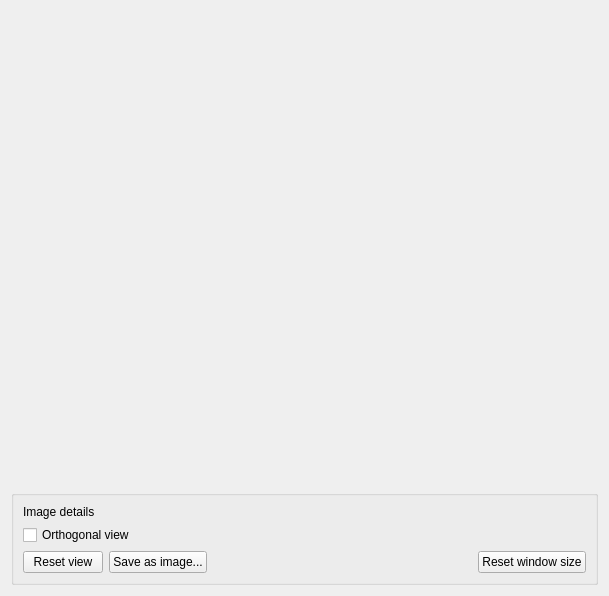
Above: src/scatterdialog.ui from kampidh/Color-Gamut-Plotter-QtVer before the change. Below: the same form after it.
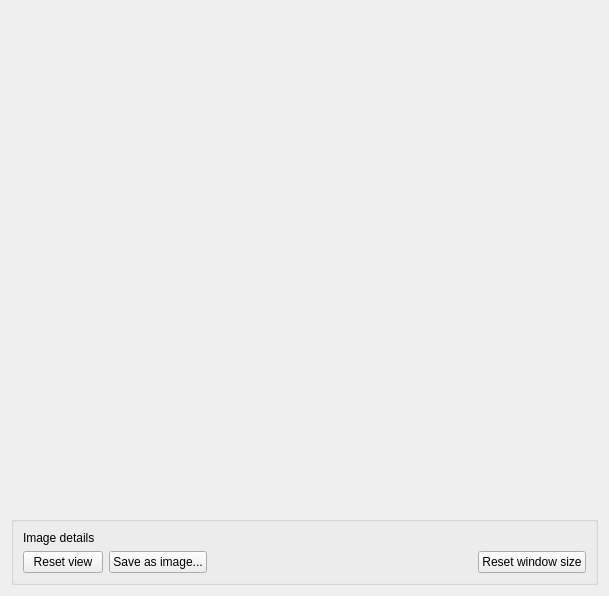
That is the form after the change.

```diff
--- a/src/scatterdialog.ui
+++ b/src/scatterdialog.ui
@@ -46,13 +46,6 @@
         </property>
        </widget>
       </item>
-      <item>
-       <widget class="QCheckBox" name="orthogonalViewChk">
-        <property name="text">
-         <string>Orthogonal view</string>
-        </property>
-       </widget>
-      </item>
       <item>
        <layout class="QHBoxLayout" name="horizontalLayout">
         <item>
```
